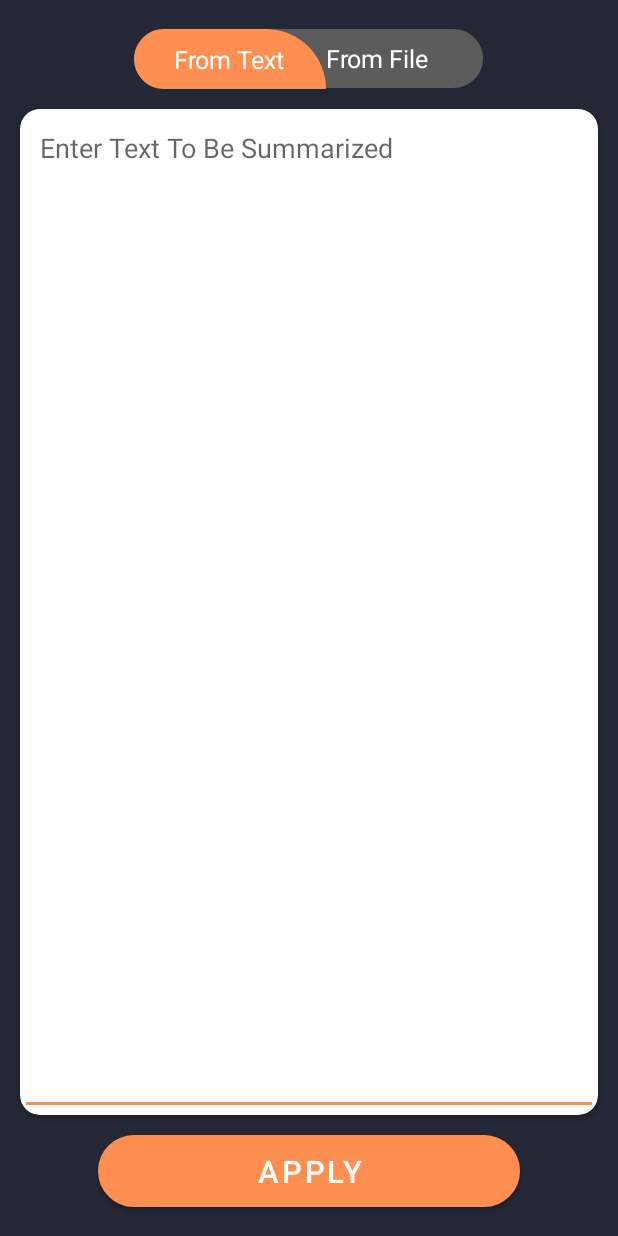
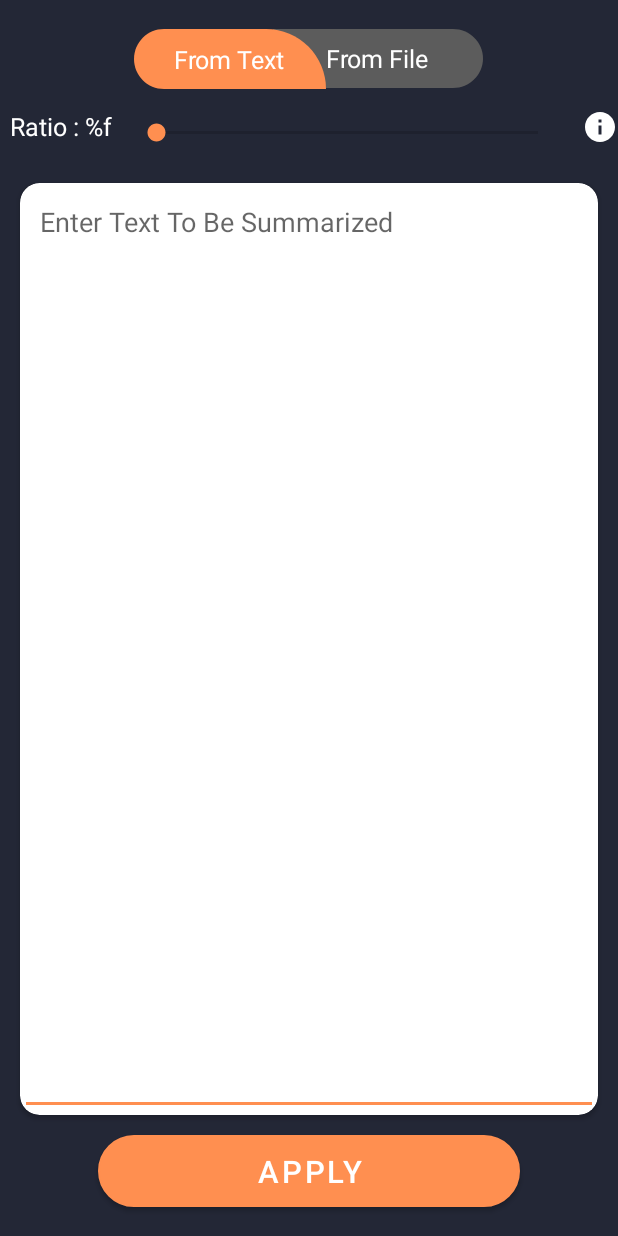
Before and after one commit to AhmedMHassaan/CandleApp, an Android app: the layout fragment_from_text.xml on its own in the app's theme, with its tools: preview values and no code run, on a phone screen of 412 x 824 dp. Run offline under Robolectric (Android 15) with nearby library versions, the phone set to English and light mode, and no system bars.

Commit message:
Change Layout : add seekbar for (ratio )

```diff
--- /dev/null
+++ b/app/src/main/res/drawable/ic_info.xml
@@ -0,0 +1,5 @@
+<vector android:height="24dp" android:tint="#FFFFFF"
+    android:viewportHeight="24" android:viewportWidth="24"
+    android:width="24dp" xmlns:android="http://schemas.android.com/apk/res/android">
+    <path android:fillColor="@android:color/white" android:pathData="M12,2C6.48,2 2,6.48 2,12s4.48,10 10,10 10,-4.48 10,-10S17.52,2 12,2zM13,17h-2v-6h2v6zM13,9h-2L11,7h2v2z"/>
+</vector>
--- a/app/src/main/res/layout/fragment_from_text.xml
+++ b/app/src/main/res/layout/fragment_from_text.xml
@@ -71,11 +71,48 @@
         </LinearLayout>
 
 
+        <TextView
+            android:layout_width="wrap_content"
+            android:layout_height="wrap_content"
+            android:text="@string/ratio"
+            android:id="@+id/lblRatioHint"
+            android:layout_alignParentLeft="true"
+            android:layout_below="@id/tabs"
+            android:textColor="@color/white"
+            android:textSize="@dimen/_13ssp"
+            android:layout_marginLeft="@dimen/_5sdp"
+            android:layout_marginTop="@dimen/_10sdp"
+            android:layout_marginBottom="@dimen/_10sdp"
+            />
+        <SeekBar
+            android:layout_width="match_parent"
+            android:layout_height="wrap_content"
+            android:layout_alignTop="@id/lblRatioHint"
+            android:layout_toRightOf="@id/lblRatioHint"
+            android:max="10"
+            android:layout_toLeftOf="@id/btnHelp"
+            android:layout_marginRight="@dimen/_10sdp"
+            android:layout_marginLeft="@dimen/_10sdp"
+            android:id="@+id/seekbarRatio"
+            android:layout_marginTop="@dimen/_5sdp"
+
+            />
+
+        <de.hdodenhof.circleimageview.CircleImageView
+            android:layout_width="wrap_content"
+            android:layout_height="wrap_content"
+            android:src="@drawable/ic_info"
+            android:layout_alignParentRight="true"
+            android:layout_alignTop="@id/lblRatioHint"
+            android:id="@+id/btnHelp"
+            />
+
+
         <androidx.cardview.widget.CardView
             android:layout_width="match_parent"
             android:layout_height="wrap_content"
             android:layout_above="@id/btnApply"
-            android:layout_below="@id/tabs"
+            android:layout_below="@id/lblRatioHint"
             android:layout_margin="@dimen/_10sdp"
             app:cardCornerRadius="@dimen/_10sdp">
 
--- a/app/src/main/res/values/strings.xml
+++ b/app/src/main/res/values/strings.xml
@@ -51,4 +51,5 @@
     <string name="choose_file">Choose File</string>
     <string name="file_output_text">File output Text </string>
     <string name="changeFile">Change</string>
+    <string name="ratio">Ratio : %f </string>
 </resources>
```
Also changed, not shown: app/src/main/java/com/ahmed/m/hassaan/candleapp/data/pojo/Article.java (+43 -0 lines), app/src/main/java/com/ahmed/m/hassaan/candleapp/data/pojo/SummarizedArticle.java (+8 -1 lines), app/src/main/java/com/ahmed/m/hassaan/candleapp/data/pojo/WordCloudResponse.java (+17 -0 lines), app/src/main/java/com/ahmed/m/hassaan/candleapp/ui/upload/fragment/text/FromTextFragment.java (+76 -4 lines).
